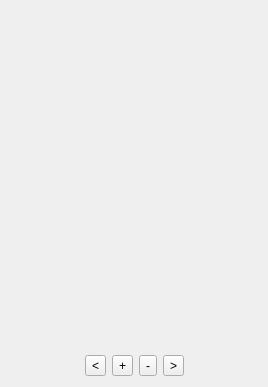
GameOverture/HarmonyEngine, file DesignerTool/src/WidgetAtlasManager.ui: the form before one commit.
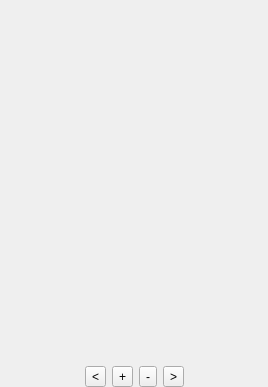
The form after the commit.

```diff
--- a/DesignerTool/src/WidgetAtlasManager.ui
+++ b/DesignerTool/src/WidgetAtlasManager.ui
@@ -14,6 +14,18 @@
    <string>Form</string>
   </property>
   <layout class="QVBoxLayout" name="verticalLayout">
+   <property name="leftMargin">
+    <number>0</number>
+   </property>
+   <property name="topMargin">
+    <number>0</number>
+   </property>
+   <property name="rightMargin">
+    <number>0</number>
+   </property>
+   <property name="bottomMargin">
+    <number>0</number>
+   </property>
    <item>
     <widget class="QStackedWidget" name="atlasGroups">
      <widget class="QWidget" name="page"/>
```
